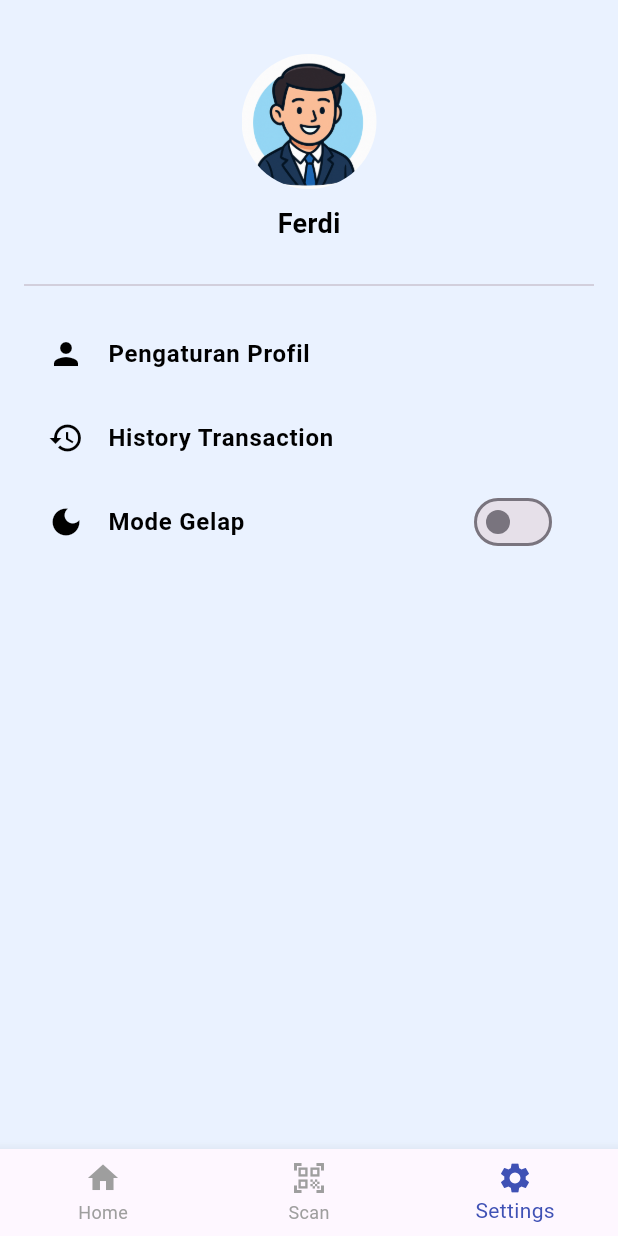
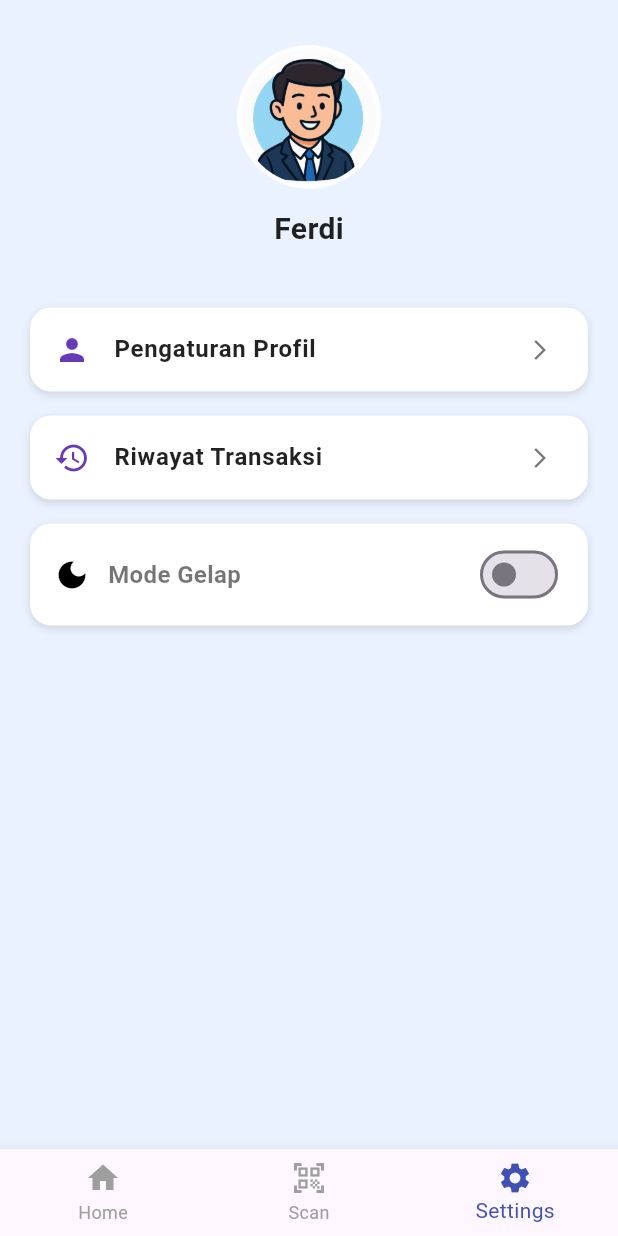
Before and after one commit to Ferdiansyah42/uas_sm4, a Flutter app: the screen it shows after launch, item 3 of the bottom bar chosen, on a phone screen of 412 x 824 dp. Run offline on Flutter 3.47's test engine with Material 3 defaults, Android fonts, the light colour scheme and no system bars.

Commit message:
percantik tampilan seting_page

```diff
--- a/lib/pages/setting_page.dart
+++ b/lib/pages/setting_page.dart
@@ -15,15 +15,17 @@ class _SettingPageState extends State<SettingPage> {
     return Scaffold(
       backgroundColor: const Color(0xFFEAF2FF),
       body: SafeArea(
-        child: ListView(
-          padding: const EdgeInsets.all(16),
+        child: SingleChildScrollView(
+          padding: const EdgeInsets.all(20),
+          child: Column(
+            crossAxisAlignment: CrossAxisAlignment.stretch,
             children: [
-            const SizedBox(height: 20),
+              const SizedBox(height: 10),
 
               Center(
                 child: CircleAvatar(
-                radius: 45,
-                backgroundColor: Colors.transparent,
+                  radius: 48,
+                  backgroundColor: Colors.white,
                   child: ClipOval(
                     child: Image.asset(
                       'assets/profil.png',
@@ -35,57 +37,68 @@ class _SettingPageState extends State<SettingPage> {
                 ),
               ),
 
-            const SizedBox(height: 10),
+              const SizedBox(height: 12),
 
-            // Nama
               const Center(
                 child: Text(
                   'Ferdi',
                   style: TextStyle(
+                    fontSize: 20,
                     fontWeight: FontWeight.bold,
-                  fontSize: 18,
-                  color: Colors.black,
+                    color: Colors.black87,
                   ),
                 ),
               ),
 
-            const SizedBox(height: 20),
-            const Divider(thickness: 1),
-            const SizedBox(height: 10),
+              const SizedBox(height: 30),
 
-            ListTile(
-              leading: const Icon(Icons.person, color: Colors.black),
-              title: const Text(
-                'Pengaturan Profil',
-                style: TextStyle(
-                  fontWeight: FontWeight.bold,
-                  color: Colors.black,
-                ),
-              ),
-              onTap: () {},
-            ),
-            ListTile(
-              leading: const Icon(Icons.history, color: Colors.black),
-              title: const Text(
-                'History Transaction',
-                style: TextStyle(
-                  fontWeight: FontWeight.bold,
-                  color: Colors.black,
-                ),
-              ),
+              _buildSettingCard(
+                icon: Icons.person,
+                title: 'Pengaturan Profil',
                 onTap: () {},
               ),
 
-            SwitchListTile(
-              secondary: const Icon(Icons.dark_mode, color: Colors.black),
-              title: const Text(
+              _buildSettingCard(
+                icon: Icons.history,
+                title: 'Riwayat Transaksi',
+
+                onTap: () {},
+              ),
+
+              Container(
+                margin: const EdgeInsets.symmetric(vertical: 8),
+                padding: const EdgeInsets.symmetric(horizontal: 16, vertical: 10),
+                decoration: BoxDecoration(
+                  color: Colors.white,
+                  borderRadius: BorderRadius.circular(14),
+                  boxShadow: [
+                    BoxShadow(
+                      color: Colors.black12,
+                      blurRadius: 4,
+                      offset: const Offset(0, 2),
+                    )
+                  ],
+                ),
+                child: Row(
+                  mainAxisAlignment: MainAxisAlignment.spaceBetween,
+                  children: [
+                    Row(
+                      children: const [
+                        Icon(Icons.dark_mode, color: Colors.black),
+                        SizedBox(width: 12),
+                        Text(
                           'Mode Gelap',
                           style: TextStyle(
                             fontWeight: FontWeight.bold,
-                  color: Colors.black,
+                            fontSize: 16,
+                            color: Colors.black54,
                           ),
                         ),
+                      ],
+                    ),
+                    Switch(
                       value: isDarkModeEnabled,
+                      activeColor: Colors.deepPurple,
                       onChanged: (val) {
                         setState(() {
                           isDarkModeEnabled = val;
@@ -95,6 +108,43 @@ class _SettingPageState extends State<SettingPage> {
                   ],
                 ),
               ),
+            ],
+          ),
+        ),
+      ),
+    );
+  }
+
+  Widget _buildSettingCard({
+    required IconData icon,
+    required String title,
+    required VoidCallback onTap,
+  }) {
+    return Container(
+      margin: const EdgeInsets.symmetric(vertical: 8),
+      decoration: BoxDecoration(
+        color: Colors.white,
+        borderRadius: BorderRadius.circular(14),
+        boxShadow: [
+          BoxShadow(
+            color: Colors.black12,
+            blurRadius: 4,
+            offset: const Offset(0, 2),
+          )
+        ],
+      ),
+      child: ListTile(
+        leading: Icon(icon, color: Colors.deepPurple),
+        title: Text(
+          title,
+          style: const TextStyle(
+            fontWeight: FontWeight.bold,
+            color: Colors.black87,
+          ),
+        ),
+        trailing: const Icon(Icons.arrow_forward_ios, size: 16, color: Colors.black54),
+        onTap: onTap,
+      ),
     );
   }
 }
```
Lines whose indentation alone changed are shown as unchanged.
